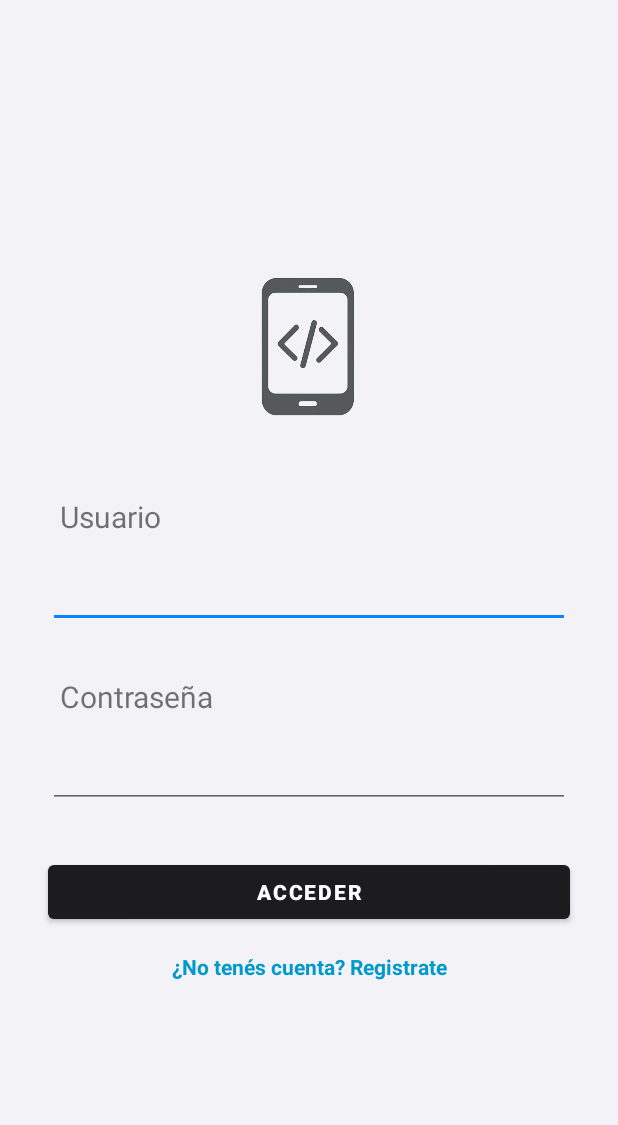
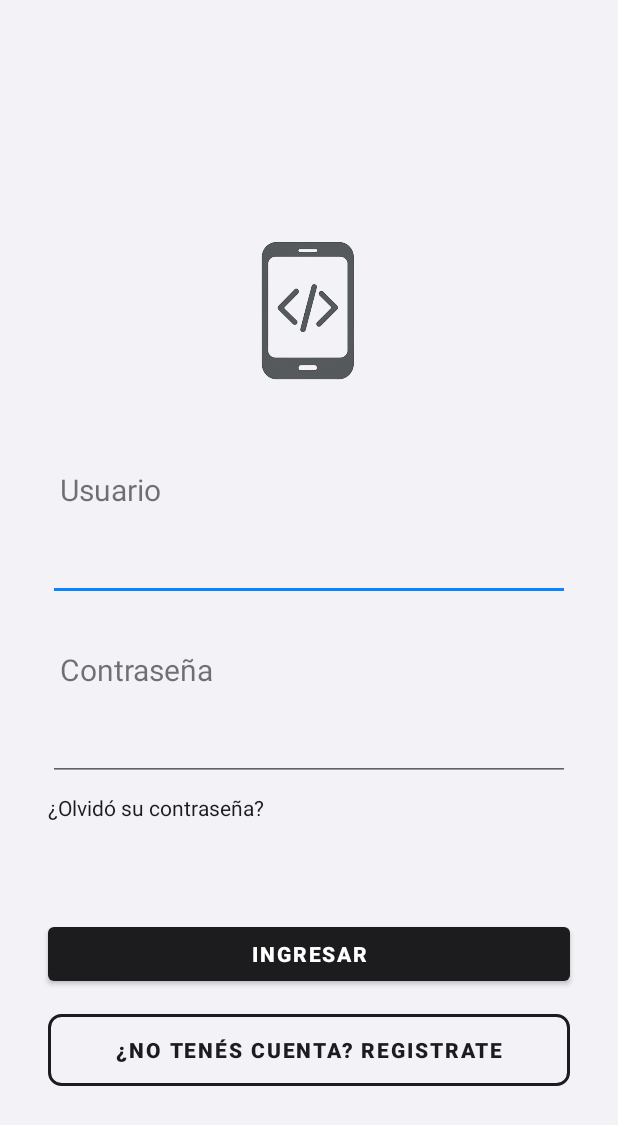
Before and after one commit to RodrigoCapreDev/Grupo5_AplicacionesMoviles, an Android app: the screen it shows after launch (MainActivity), on a phone screen of 412 x 824 dp. Shown: the top 1125 px of the screen. Run offline under Robolectric (Android 15) with nearby library versions, the phone set to English and light mode, and no system bars.

Commit message:
Modifiqué boton registrarse y agregué boton Olvido su contraseña?

```diff
--- /dev/null
+++ b/TP1/app/src/main/res/drawable/outlined_button.xml
@@ -0,0 +1,9 @@
+<?xml version="1.0" encoding="utf-8"?>
+<shape xmlns:android="http://schemas.android.com/apk/res/android"
+    android:shape="rectangle">
+    <solid android:color="@android:color/transparent" />
+    <stroke
+        android:width="2dp"
+        android:color="#1C1C1E" />
+    <corners android:radius="8dp" />
+</shape>
--- a/TP1/app/src/main/res/layout/activity_main.xml
+++ b/TP1/app/src/main/res/layout/activity_main.xml
@@ -11,7 +11,7 @@
             android:id="@+id/logoApp"
             android:layout_width="120dp"
             android:layout_height="120dp"
-        android:layout_marginBottom="24dp"
+            android:layout_marginBottom="30dp"
             android:contentDescription="Logo de la app"
             android:src="@drawable/logo_app"
             app:layout_constraintTop_toTopOf="parent"
@@ -38,7 +38,6 @@
 
         <EditText
             android:id="@+id/etUsuario"
-
             android:padding="10dp"
             android:layout_width="0dp"
             android:layout_height="wrap_content"
@@ -57,21 +56,20 @@
             android:layout_width="0dp"
             android:layout_height="wrap_content"
             android:layout_marginStart="40dp"
+            android:layout_marginEnd="40dp"
             android:layout_marginTop="16dp"
-        android:layout_marginEnd="40dp"
             android:layout_marginBottom="16dp"
             android:text="Contraseña"
             android:textSize="20sp"
             app:layout_constraintBottom_toTopOf="@+id/etPassword"
             app:layout_constraintEnd_toEndOf="parent"
-        app:layout_constraintHorizontal_bias="0.0"
+            app:layout_constraintHorizontal_bias="1.0"
             app:layout_constraintStart_toStartOf="parent"
             app:layout_constraintTop_toBottomOf="@+id/etUsuario"
             app:layout_constraintVertical_bias="0.271" />
 
         <EditText
             android:id="@+id/etPassword"
-
             android:padding="10dp"
             android:layout_width="0dp"
             android:layout_height="wrap_content"
@@ -81,9 +79,24 @@
             android:ems="10"
             android:inputType="textPassword"
             app:layout_constraintTop_toBottomOf="@+id/tvUserLabel2"
-        app:layout_constraintBottom_toTopOf="@+id/btnLogin"
+            app:layout_constraintBottom_toBottomOf="@+id/tvForgotPassword"
             app:layout_constraintStart_toStartOf="parent"
             app:layout_constraintEnd_toEndOf="parent" />
+
+        <TextView
+            android:id="@+id/tvForgotPassword"
+            android:layout_width="wrap_content"
+            android:layout_height="wrap_content"
+            android:layout_marginStart="32dp"
+            android:layout_marginTop="8dp"
+            android:layout_marginBottom="8dp"
+            android:clickable="true"
+            android:focusable="true"
+            android:text="¿Olvidó su contraseña?"
+            android:textColor="#1C1C1E"
+            android:textSize="14sp"
+            app:layout_constraintTop_toBottomOf="@+id/etPassword"
+            app:layout_constraintStart_toStartOf="parent" />
 
         <Button
             android:id="@+id/btnLogin"
@@ -93,26 +106,28 @@
             android:layout_height="wrap_content"
             android:layout_marginStart="32dp"
             android:layout_marginEnd="32dp"
-        android:layout_marginTop="16dp"
-        android:text="Acceder"
+            android:text="Ingresar"
             app:layout_constraintBottom_toBottomOf="@+id/tvRegister"
             app:layout_constraintEnd_toEndOf="parent"
             app:layout_constraintStart_toStartOf="parent"
-        app:layout_constraintTop_toBottomOf="@+id/etPassword" />
+            app:layout_constraintTop_toBottomOf="@+id/tvForgotPassword" />
 
-    <TextView
+        <Button
             android:id="@+id/tvRegister"
-        android:layout_width="wrap_content"
+            android:layout_width="0dp"
             android:layout_height="wrap_content"
+            android:layout_marginHorizontal="32dp"
+            android:layout_marginTop="16dp"
+            android:layout_marginBottom="100dp"
             android:text="¿No tenés cuenta? Registrate"
-        android:textColor="@android:color/holo_blue_dark"
+            android:textColor="#1C1C1E"
             android:textStyle="bold"
-        android:layout_marginTop="16dp"
+            android:backgroundTint="@android:color/transparent"
+            android:background="@drawable/outlined_button"
             app:layout_constraintTop_toBottomOf="@+id/btnLogin"
             app:layout_constraintBottom_toBottomOf="parent"
             app:layout_constraintStart_toStartOf="parent"
-        app:layout_constraintEnd_toEndOf="parent"
-        />
+            app:layout_constraintEnd_toEndOf="parent" />
 
 
     </androidx.constraintlayout.widget.ConstraintLayout>
```
Lines whose indentation alone changed are shown as unchanged.
